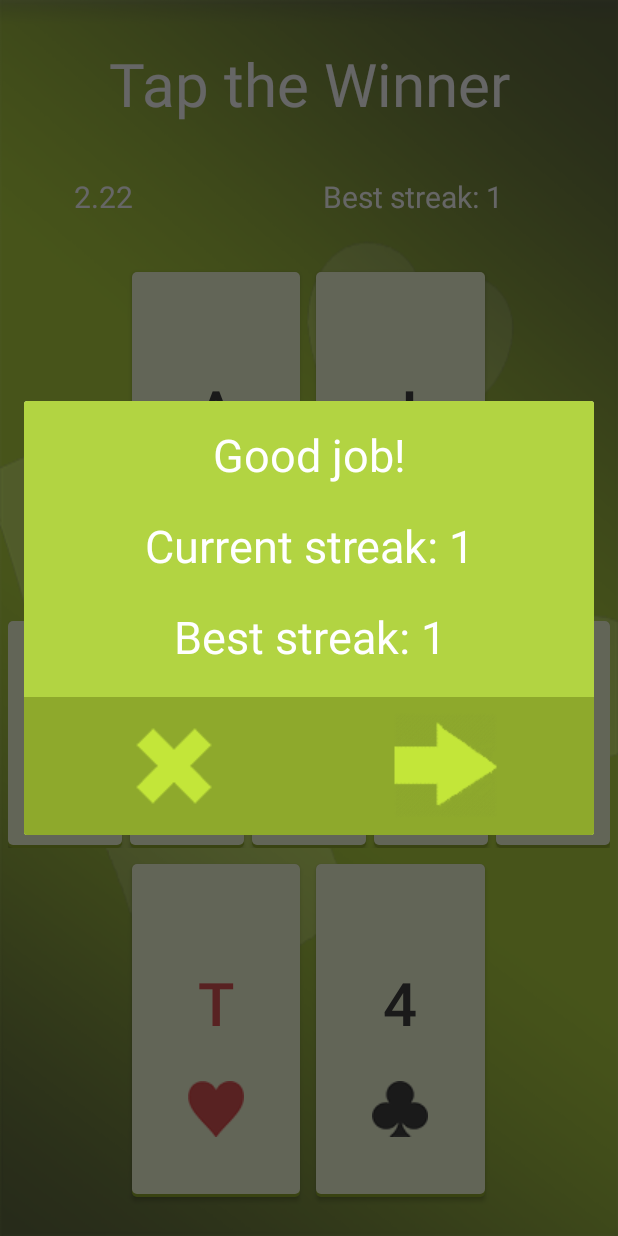
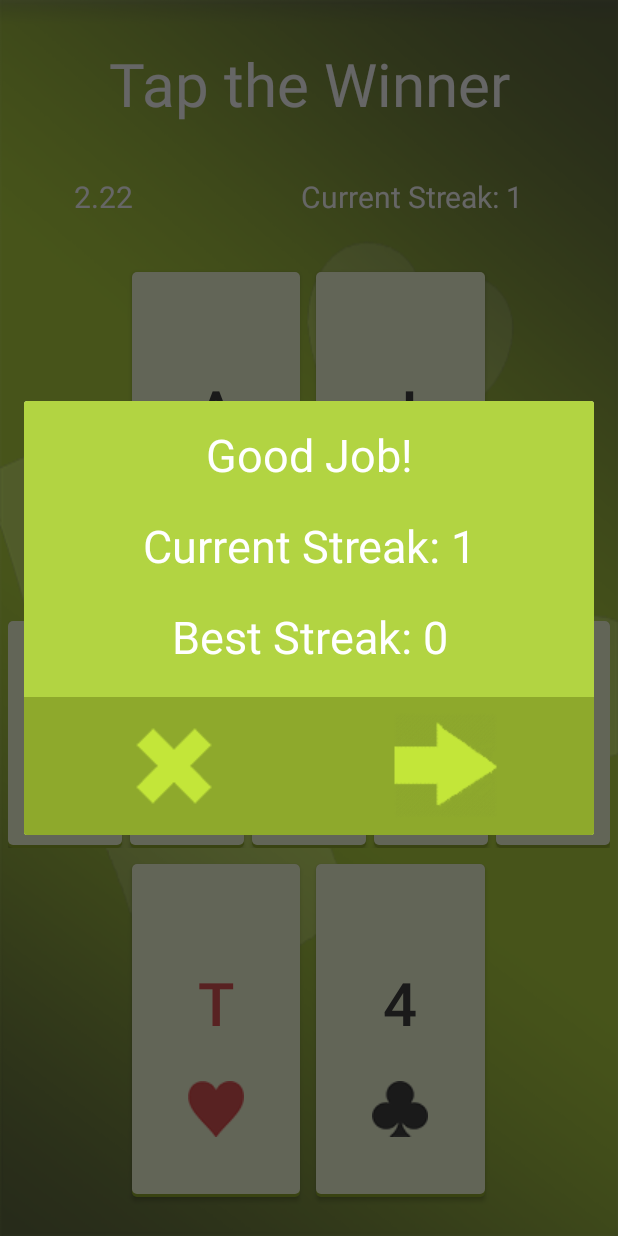
Before and after one commit to DimitarLazarov/OddsCalator, an Android app: the BasicQuizActivity screen opened directly, with no data from a screen before it, after a tap on an icon or button, on a phone screen of 412 x 824 dp. Run offline under Robolectric (Android 15) with nearby library versions, the phone set to English and light mode, and no system bars.

Commit message:
Saving in Shared Preference the Basic Quiz High Score

```diff
--- a/app/src/main/java/com/example/chav/poker/controller/menu/RegisterActivity.java
+++ b/app/src/main/java/com/example/chav/poker/controller/menu/RegisterActivity.java
@@ -165,10 +165,6 @@ public class RegisterActivity extends AppCompatActivity {
 
     private boolean isLegalEMail(String eMail){
 
-//        if (!eMail.contains("@") || !eMail.contains(".") || eMail.trim().length() < 8) {
-//            mEmail.setError("incorrect email entry");
-//            return false;
-//        }
 
         Pattern pattern = Patterns.EMAIL_ADDRESS;
         if(!pattern.matcher(eMail).matches()){
--- a/app/src/main/java/com/example/chav/poker/controller/quiz/BasicQuizActivity.java
+++ b/app/src/main/java/com/example/chav/poker/controller/quiz/BasicQuizActivity.java
@@ -84,7 +84,7 @@ public class BasicQuizActivity extends AppCompatActivity implements BasicQuizRes
         mPlayerTwoCards     = (LinearLayout) findViewById(R.id.basic_quiz_player_two_card_holder);
         mBoardCards         = (LinearLayout) findViewById(R.id.basic_quiz_board);
         mScore              = (TextView) findViewById(R.id.basic_quiz_score_counter);
-        mScore.setText("Winning Streak: 0");
+        mScore.setText("Current Streak: 0");
         mTimer              = (TextView) findViewById(R.id.basic_quiz_timer);
 
         prepareBoard();
@@ -331,15 +331,16 @@ public class BasicQuizActivity extends AppCompatActivity implements BasicQuizRes
 
 
     private void startWiningFragment() {
-        mScore.setText("Best streak: " + mBestWinStreak);
+        mScore.setText("Current Streak: " + mBestWinStreak);
         mCountDownTimer.cancel();
         BasicQuizResultFragment basicQuizMessageCallback = new BasicQuizResultFragment();
         basicQuizMessageCallback.setCancelable(false);
         android.app.FragmentManager fm = getFragmentManager();
         Bundle args = new Bundle();
-        args.putString("title", "Good job!");
-        args.putString("message", "Current streak: " + mCurrentWiningStreak);
-        args.putString("score", "Best streak: " + mBestWinStreak);
+        args.putString("title", "Good Job!");
+        args.putString("message", "Current Streak: " + mCurrentWiningStreak);
+//        args.putString("score", "Best streak: " + mBestWinStreak);
+        args.putInt("score", mBestWinStreak);
         basicQuizMessageCallback.setArguments(args);
         basicQuizMessageCallback.show(fm, "tagged");
 
@@ -352,8 +353,9 @@ public class BasicQuizActivity extends AppCompatActivity implements BasicQuizRes
         android.app.FragmentManager fm = getFragmentManager();
         Bundle args = new Bundle();
         args.putString("title", "Incorrect");
-        args.putString("message", "Current streak " + mCurrentWiningStreak);
-        args.putString("score", "Longest streak " + mBestWinStreak);
+        args.putString("message", "Current Streak: " + mCurrentWiningStreak);
+//        args.putInt("score", "Longest streak " + mBestWinStreak);
+        args.putInt("score", mBestWinStreak);
         basicQuizMessageCallback.setArguments(args);
         basicQuizMessageCallback.show(fm, "tagged");
     }
@@ -405,8 +407,8 @@ public class BasicQuizActivity extends AppCompatActivity implements BasicQuizRes
                 }
                 startWiningFragment();
             } else {
+                startLosingFragment();
                 mCurrentWiningStreak = 0;
-                startLosingFragment();
             }
 
         }
--- a/app/src/main/java/com/example/chav/poker/controller/quiz/BasicQuizResultFragment.java
+++ b/app/src/main/java/com/example/chav/poker/controller/quiz/BasicQuizResultFragment.java
@@ -4,11 +4,9 @@ package com.example.chav.poker.controller.quiz;
 import android.app.Activity;
 import android.app.Dialog;
 import android.app.DialogFragment;
-import android.content.Intent;
 import android.os.Bundle;
 import android.support.annotation.NonNull;
 import android.support.v4.app.Fragment;
-import android.support.v4.content.ContextCompat;
 import android.view.LayoutInflater;
 import android.view.View;
 import android.view.ViewGroup;
@@ -17,6 +15,7 @@ import android.widget.ImageButton;
 import android.widget.TextView;
 
 import com.example.chav.poker.R;
+import com.example.chav.poker.controller.SavedSharedPreferences;
 
 /**
  * A simple {@link Fragment} subclass.
@@ -24,15 +23,19 @@ import com.example.chav.poker.R;
 public class BasicQuizResultFragment extends DialogFragment {
 
 
+    public static final String INCORRECT = "incorrect";
+
     private TextView mResultText;
-    private TextView mResultPoints;
-    private TextView mCurrentResult;
+    private TextView mCurrentStreak;
+    private TextView mBestStreak;
     private ImageButton mCancel;
     private ImageButton mStartAgain;
 
     private String mTitle;
     private String mMessage;
-    private String mScore;
+//    private String mScore;
+    private int mScore;
+    private int mBestScore;
     private BasicQuizMessageCallback mQuizMessageCallback;
 
     public BasicQuizResultFragment() {
@@ -63,8 +66,18 @@ public class BasicQuizResultFragment extends DialogFragment {
         super.onCreate(savedInstanceState);
         mTitle = getArguments().getString("title");
         mMessage = getArguments().getString("message");
-        mScore = getArguments().getString("score");
+        mScore = getArguments().getInt("score");
 
+    }
+
+    private boolean checkNewBestResult(int score) {
+        mBestScore = SavedSharedPreferences.getBestScore(getActivity());
+        if (score > mBestScore) {
+            SavedSharedPreferences.setBestScore(getActivity().getBaseContext(), score);
+            mBestScore = score;
+            return true;
+        }
+        return false;
     }
 
     @Override
@@ -74,16 +87,29 @@ public class BasicQuizResultFragment extends DialogFragment {
         View v = inflater.inflate(R.layout.fragment_basic_quiz_result, container, false);
 
         getDialog().setCanceledOnTouchOutside(false);
+        mBestScore = SavedSharedPreferences.getBestScore(getActivity());
 
         mResultText = (TextView) v.findViewById(R.id.basic_quiz_result_text);
         mResultText.setText(mTitle);
-        mResultPoints = (TextView) v.findViewById(R.id.basic_quiz_current_streak);
-        mResultPoints.setText(mMessage);
-        mCurrentResult = (TextView) v.findViewById(R.id.basic_quiz_longest_streak);
-        mCurrentResult.setText(mScore);
+
+        mCurrentStreak = (TextView) v.findViewById(R.id.basic_quiz_current_streak);
+        mCurrentStreak.setText(mMessage);
+        mBestStreak = (TextView) v.findViewById(R.id.basic_quiz_longest_streak);
+
+
+
         mStartAgain = (ImageButton) v.findViewById(R.id.basic_quiz_new_game);
-        if (mTitle.equalsIgnoreCase("incorrect")) {
+        if (mTitle.equalsIgnoreCase(INCORRECT)) {
             mStartAgain.setImageResource(R.drawable.button_reset_two);
+            if(checkNewBestResult(mScore)){
+                mBestStreak.setText("New Best Streak: " + mBestScore);
+            } else {
+                mBestStreak.setText("Best Streak: " + mBestScore);
+            }
+
+        } else {
+
+            mBestStreak.setText("Best Streak: " + mBestScore);
         }
         mCancel = (ImageButton) v.findViewById(R.id.basic_quiz_cancel);
 
@@ -107,8 +133,6 @@ public class BasicQuizResultFragment extends DialogFragment {
         return v;
     }
 
-
-
     interface BasicQuizMessageCallback{
         void onPlayAgain();
         void onCancel();
```
Also changed, not shown: app/src/main/java/com/example/chav/poker/controller/SavedSharedPreferences.java (+18 -0 lines), app/src/main/java/com/example/chav/poker/managers/UsersManager.java (+28 -41 lines).
